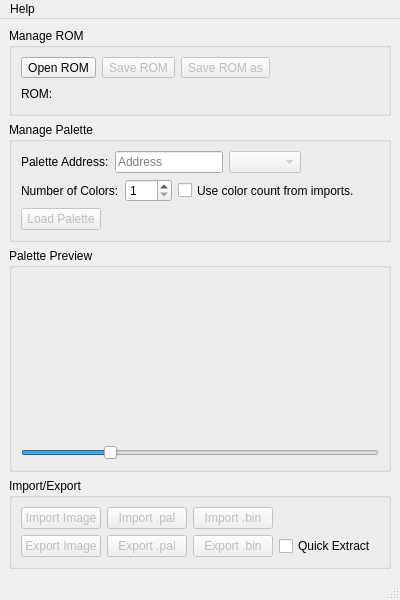
This is mainwindow.ui in H4v0c21/Super_Palette_Imager as Qt 5 draws it before an edit. The edited form follows.
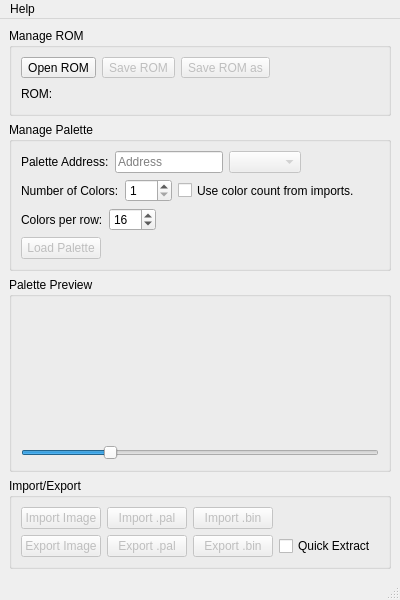
This is the edited form.

What changed in the file:
```diff
--- a/mainwindow.ui
+++ b/mainwindow.ui
@@ -329,7 +329,56 @@
          <item>
           <spacer name="horizontalSpacer_6">
            <property name="orientation">
-            <enum>Qt::Horizontal</enum>
+            <enum>Qt::Orientation::Horizontal</enum>
+           </property>
+           <property name="sizeHint" stdset="0">
+            <size>
+             <width>40</width>
+             <height>20</height>
+            </size>
+           </property>
+          </spacer>
+         </item>
+        </layout>
+       </item>
+       <item>
+        <layout class="QHBoxLayout" name="horizontalLayout_5">
+         <property name="sizeConstraint">
+          <enum>QLayout::SizeConstraint::SetNoConstraint</enum>
+         </property>
+         <property name="bottomMargin">
+          <number>0</number>
+         </property>
+         <item>
+          <widget class="QLabel" name="label">
+           <property name="text">
+            <string>Colors per row:</string>
+           </property>
+          </widget>
+         </item>
+         <item>
+          <widget class="QSpinBox" name="rowWidthBox">
+           <property name="sizePolicy">
+            <sizepolicy hsizetype="Minimum" vsizetype="Minimum">
+             <horstretch>0</horstretch>
+             <verstretch>0</verstretch>
+            </sizepolicy>
+           </property>
+           <property name="minimum">
+            <number>1</number>
+           </property>
+           <property name="maximum">
+            <number>256</number>
+           </property>
+           <property name="value">
+            <number>16</number>
+           </property>
+          </widget>
+         </item>
+         <item>
+          <spacer name="horizontalSpacer_7">
+           <property name="orientation">
+            <enum>Qt::Orientation::Horizontal</enum>
            </property>
            <property name="sizeHint" stdset="0">
             <size>
```
Left out of the diff: 34 changed lines with no effect on the pictures.
